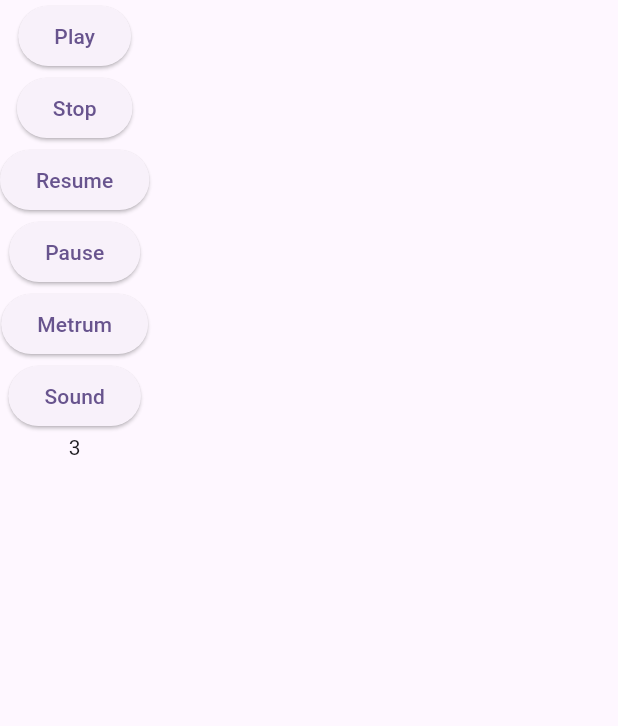
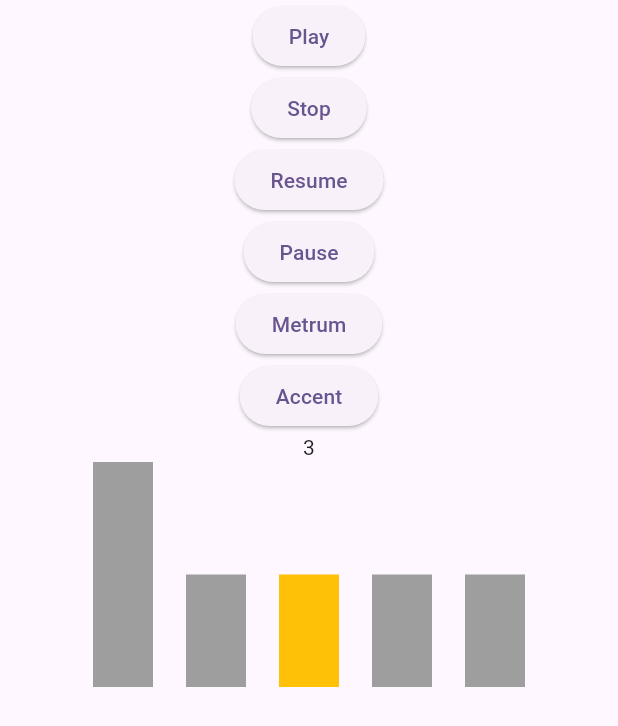
Before and after one commit to motyliar/metronome_app, a Flutter app: the screen it shows after launch, after a tap on "Play", after a tap on "Metrum", on a phone screen of 412 x 824 dp. Shown: the top 726 px of the screen. Run offline on Flutter 3.47's test engine with Material 3 defaults, Android fonts, the phone set to English and light mode, and no system bars; our stand-ins replace bloc, equatable, flutter_bloc.

Commit message:
update metronome cubit functions

```diff
--- a/lib/presentation/metronome/business/cubit/metronome_state.dart
+++ /dev/null
@@ -1,21 +0,0 @@
-part of 'metronome_cubit.dart';
-
-const List<String> _sounds = [
-  "bartek",
-  "robert",
-  "waclaw",
-  "krystian",
-  "bogdan"
-];
-
-class MetronomeState extends Equatable {
-  const MetronomeState({this.metrum = 0, this.tick = 4, this.sounds = _sounds});
-  final int metrum;
-  final int tick;
-  final List<String> sounds;
-
-  @override
-  List<Object> get props => [metrum, tick, sounds];
-}
-
-final class MetronomeInitial extends MetronomeState {}
--- a/lib/presentation/metronome/business/cubit/metronome_cubit.dart
+++ b/lib/presentation/metronome/business/metronome/metronome_cubit.dart
@@ -2,9 +2,12 @@
 
 import 'package:bloc/bloc.dart';
 import 'package:equatable/equatable.dart';
-import 'package:metronome/data/infrastructure/native_communicator/native_communicator_impl.dart';
+
+import 'package:metronome/domain/inputs/audio_inputs.dart';
 import 'package:metronome/domain/inputs/metronome_d.dart';
-import 'package:metronome/domain/native_comunicator/native_communicator.dart';
+import 'package:metronome/domain/metronome/accent_handler.dart';
+import 'package:metronome/domain/metronome/audio_asset.dart';
+
 import 'package:metronome/domain/usecase/send_message_usecase.dart';
 import 'package:metronome/domain/usecase/start_usecase.dart';
 
@@ -17,17 +20,22 @@
       {required StartTimerUsecase start, required SendMessageUsecase send})
       : _start = start,
         _send = send,
-        super(const MetronomeState());
+        super(MetronomeState(accents: AccentHandler()));
   StreamSubscription? sub;
   void sendMessageToNative() {
     sub = _start.execute(const MetronomeInputs()).listen((event) {
       emit(MetronomeState(
           metrum: (event % state.tick) + 1,
           tick: state.tick,
-          sounds: state.sounds));
+          accents: state.accents));
       int index = event % state.tick;
 
-      NativeCommunicatorImpl().sendMessage(state.sounds[index]);
+      _send.execute(
+        AudioInputs(
+          assets: state.asset,
+          accent: state.accents.getAccent(index),
+        ),
+      );
     });
   }
 
@@ -38,13 +46,15 @@
   }
 
   void changeMetrum() {
-    emit(MetronomeState(metrum: state.metrum, tick: 5, sounds: state.sounds));
+    final accents = AccentHandler();
+    accents.initAccents(5);
+    emit(MetronomeState(metrum: state.metrum, tick: 5, accents: accents));
   }
 
-  void changeSound() {
-    List<String> sounds = List.from(state.sounds);
-    sounds[2] = "karolek";
-    emit(
-        MetronomeState(metrum: state.metrum, tick: state.tick, sounds: sounds));
+  void changeAccent(int index, Accent accent) {
+    final accents = state.accents;
+    accents.changeAccent(index, accent);
+    emit(MetronomeState(
+        metrum: state.metrum, tick: state.tick, accents: accents));
   }
 }
--- /dev/null
+++ b/lib/presentation/metronome/business/metronome/metronome_state.dart
@@ -0,0 +1,24 @@
+part of 'metronome_cubit.dart';
+
+const List<String> _sounds = [
+  "bartek",
+  "robert",
+  "waclaw",
+  "krystian",
+  "bogdan"
+];
+
+class MetronomeState extends Equatable {
+  const MetronomeState(
+      {required this.accents,
+      this.metrum = 1,
+      this.tick = 4,
+      this.asset = AudioAsset.sine});
+  final int metrum;
+  final int tick;
+  final AccentHandler accents;
+  final AudioAsset asset;
+
+  @override
+  List<Object> get props => [metrum, tick, accents];
+}
--- a/lib/presentation/views/dashboard.dart
+++ b/lib/presentation/views/dashboard.dart
@@ -1,10 +1,12 @@
 import 'package:flutter/material.dart';
+import 'package:flutter/widgets.dart';
 import 'package:metronome/data/infrastructure/metronome/metronome_tick_impl.dart';
 import 'package:metronome/data/infrastructure/native_communicator/native_communicator_impl.dart';
+import 'package:metronome/domain/metronome/accent_handler.dart';
 
 import 'package:metronome/domain/usecase/send_message_usecase.dart';
 import 'package:metronome/domain/usecase/start_usecase.dart';
-import 'package:metronome/presentation/metronome/business/cubit/metronome_cubit.dart';
+import 'package:metronome/presentation/metronome/business/metronome/metronome_cubit.dart';
 import 'package:flutter_bloc/flutter_bloc.dart';
 
 class Dashboard extends StatelessWidget {
@@ -45,10 +47,24 @@
                   child: const Text('Metrum'),
                 ),
                 ElevatedButton(
-                  onPressed: () => context.read<MetronomeCubit>().changeSound(),
-                  child: const Text('Sound'),
+                  onPressed: () => context
+                      .read<MetronomeCubit>()
+                      .changeAccent(2, Accent.high),
+                  child: const Text('Accent'),
                 ),
-                Text(state.metrum.toString())
+                Text(state.metrum.toString()),
+                Padding(
+                  padding: const EdgeInsets.only(left: 40, right: 40),
+                  child: Row(
+                    mainAxisAlignment: MainAxisAlignment.spaceEvenly,
+                    crossAxisAlignment: CrossAxisAlignment.end,
+                    children: List.generate(
+                        state.accents.length,
+                        (index) => AccentBox(
+                            accent: state.accents.getAccent(index),
+                            color: getColor(state.metrum, index))),
+                  ),
+                ),
               ],
             );
           },
@@ -57,3 +73,36 @@
     );
   }
 }
+
+class AccentBox extends StatelessWidget {
+  const AccentBox({required this.accent, required this.color, super.key});
+  final Accent accent;
+  final Color color;
+  @override
+  Widget build(BuildContext context) {
+    return Container(
+      width: 40,
+      height: accentHeight(accent),
+      color: color,
+    );
+  }
+}
+
+double accentHeight(Accent accent) {
+  switch (accent) {
+    case Accent.high:
+      return 150;
+    case Accent.low:
+      return 75;
+    case Accent.mid:
+      return 115;
+  }
+}
+
+Color getColor(int current, int accentIndex) {
+  if (current == accentIndex + 1) {
+    return Colors.amber;
+  } else {
+    return Colors.grey;
+  }
+}
```
